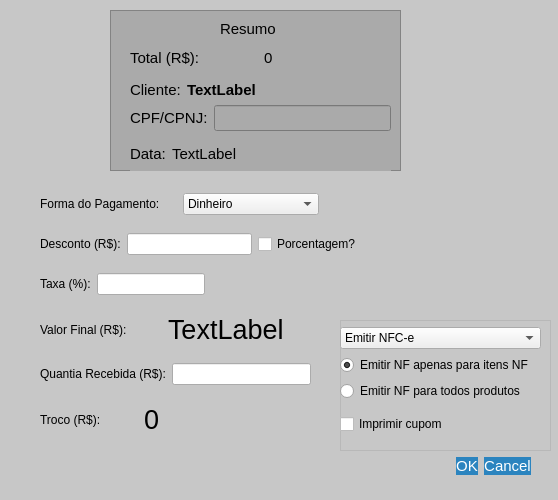
This is pagamento.ui in GabR36/QEstoqueLoja as Qt 5 draws it before an edit. The edited form follows.
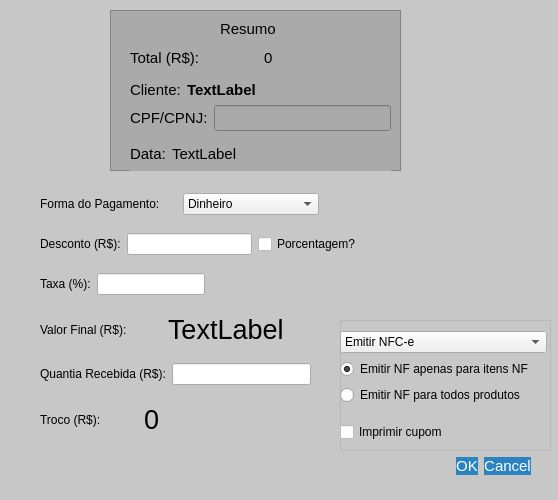
This is the edited form. Icons and pictures are not drawn. Custom widgets are drawn as their Qt base class.

The edit to the form file:
```diff
--- a/pagamento.ui
+++ b/pagamento.ui
@@ -464,13 +464,13 @@
    <property name="frameShadow">
     <enum>QFrame::Shadow::Raised</enum>
    </property>
-   <widget class="QWidget" name="">
+   <widget class="QWidget" name="layoutWidget">
     <property name="geometry">
      <rect>
       <x>0</x>
       <y>0</y>
-      <width>201</width>
-      <height>121</height>
+      <width>207</width>
+      <height>135</height>
      </rect>
     </property>
     <layout class="QVBoxLayout" name="verticalLayout_3">
```
Left out of the diff: 5 changed lines with no effect on the pictures.
